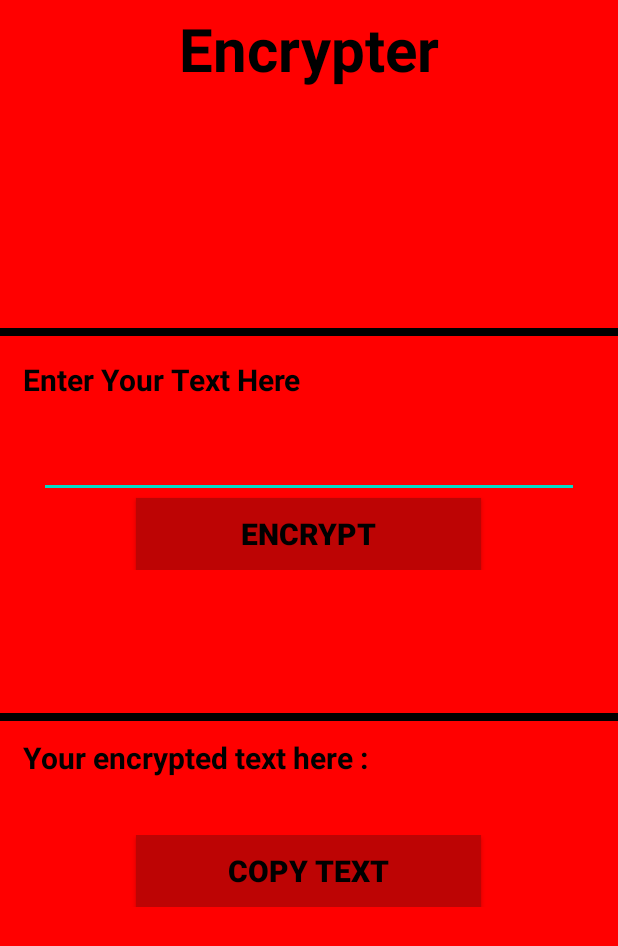
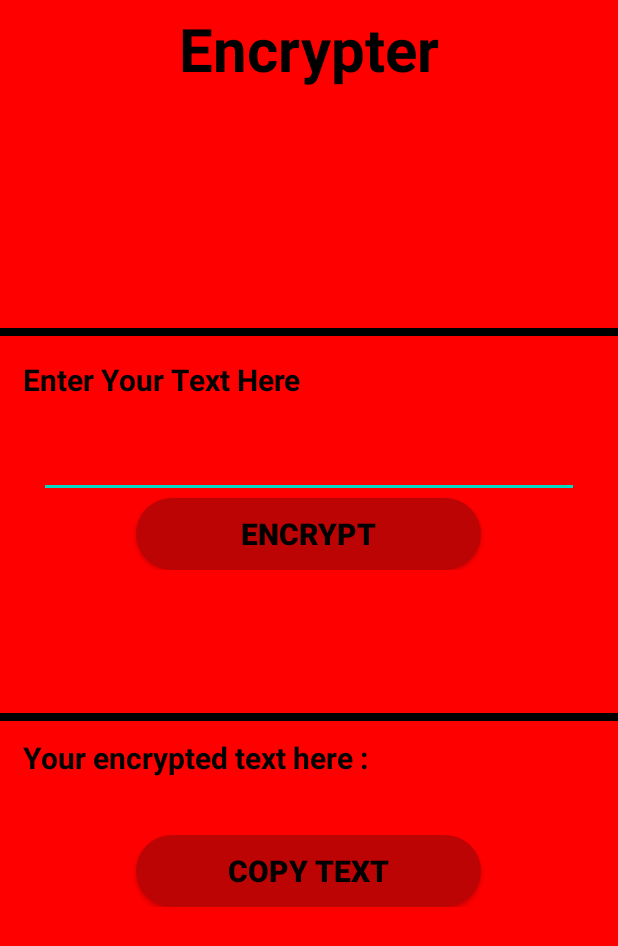
Before and after one commit to neelangshu007/Crypt-Message-App, an Android app: the Encoder screen opened directly, with no data from a screen before it, on a phone screen of 412 x 824 dp. Shown: the top 946 px of the screen. Run offline under Robolectric (Android 15) with nearby library versions, the phone set to English and light mode, and no system bars.

Commit message:
Changes in Button UI

```diff
--- a/app/src/main/AndroidManifest.xml
+++ b/app/src/main/AndroidManifest.xml
@@ -11,12 +11,14 @@
         android:theme="@style/AppTheme">
         <activity
             android:name=".Decoder"
+            android:parentActivityName=".MainActivity"
             android:exported="true" />
         <activity
             android:name=".Encoder"
             android:exported="true" />
         <activity
             android:name=".MainActivity"
+            android:parentActivityName=".MainActivity"
             android:exported="true">
             <intent-filter>
                 <action android:name="android.intent.action.MAIN" />
--- /dev/null
+++ b/app/src/main/res/drawable-v24/button_back.xml
@@ -0,0 +1,5 @@
+<?xml version="1.0" encoding="utf-8"?>
+<shape android:shape="rectangle" xmlns:android="http://schemas.android.com/apk/res/android">
+    <solid android:color="@color/design_default_color_background"/>
+    <corners android:radius="25dp"/>
+</shape>
--- a/app/src/main/res/layout/activity_decoder.xml
+++ b/app/src/main/res/layout/activity_decoder.xml
@@ -75,7 +75,8 @@
                 android:layout_width="230dp"
                 android:layout_height="wrap_content"
                 android:layout_gravity="center"
-                android:background="#09B104"
+                android:background="@drawable/button_back"
+                android:backgroundTint="#09B104"
                 android:text="@string/decrypt"
                 android:textColor="#000000"
                 android:textSize="20sp"
@@ -143,7 +144,8 @@
                 android:layout_width="230dp"
                 android:layout_height="wrap_content"
                 android:layout_gravity="center"
-                android:background="#09B104"
+                android:background="@drawable/button_back"
+                android:backgroundTint="#09B104"
                 android:text="@string/copy_text"
                 android:textColor="#000000"
                 android:textSize="20sp"
--- a/app/src/main/res/layout/activity_encoder.xml
+++ b/app/src/main/res/layout/activity_encoder.xml
@@ -82,7 +82,8 @@
                 android:layout_width="230dp"
                 android:layout_height="wrap_content"
                 android:layout_gravity="center"
-                android:background="#BD0404"
+                android:background="@drawable/button_back"
+                android:backgroundTint="#BD0404"
                 android:text="@string/encrypt"
                 android:textColor="#000000"
                 android:textSize="20sp"
@@ -150,11 +151,12 @@
                 android:layout_width="230dp"
                 android:layout_height="wrap_content"
                 android:layout_gravity="center"
-                android:background="#BD0404"
+                android:background="@drawable/button_back"
+                android:backgroundTint="#BD0404"
                 android:text="@string/copy_text"
                 android:textColor="#000000"
                 android:textSize="20sp"
-                android:textStyle="bold"/>
+                android:textStyle="bold" />
 
         </LinearLayout>
 
--- a/app/src/main/res/layout/activity_main.xml
+++ b/app/src/main/res/layout/activity_main.xml
@@ -43,7 +43,8 @@
             android:layout_height="wrap_content"
             android:layout_gravity="center"
             android:layout_margin="50dp"
-            android:background="#CF5C04"
+            android:background="@drawable/button_back"
+            android:backgroundTint="#CF5C04"
             android:text="@string/encryption"
             android:textColor="#000000"
             android:textSize="25sp"
@@ -55,7 +56,8 @@
             android:layout_height="wrap_content"
             android:layout_gravity="center"
             android:layout_margin="50dp"
-            android:background="#CF5C04"
+            android:background="@drawable/button_back"
+            android:backgroundTint="#CF5C04"
             android:text="@string/decryption"
             android:textColor="#000000"
             android:textSize="25sp"
```
